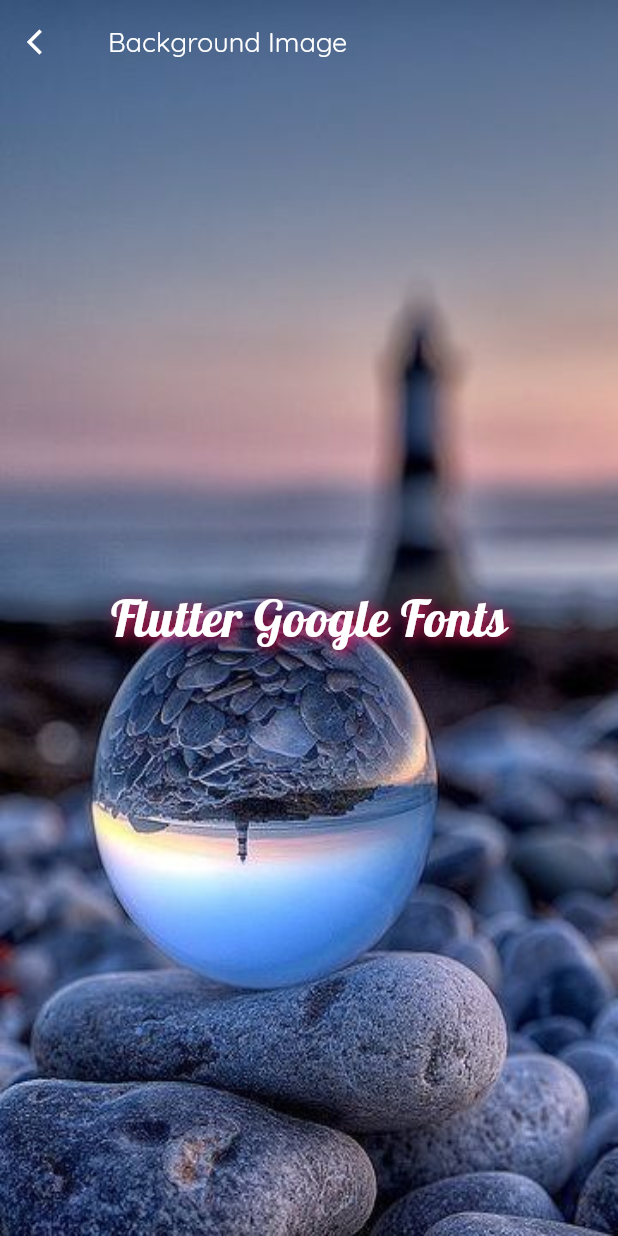
After one commit to Ibtasam-98/flutter-basic-layout, a Flutter app: the screen it shows after launch, after a tap on "Open Background Image Screen", on a phone screen of 412 x 824 dp. The commit adds this screen. Run offline on Flutter 3.47's test engine with Material 3 defaults, Android fonts, the phone set to English and light mode, and no system bars; our stand-ins replace google_fonts.

Commit message:
google fonts and background image code added

```diff
--- /dev/null
+++ b/lib/background_image_screen.dart
@@ -0,0 +1,61 @@
+import 'package:flutter/material.dart';
+import 'package:google_fonts/google_fonts.dart';
+
+class BackgroundImageScreen extends StatelessWidget {
+  const BackgroundImageScreen({super.key});
+
+  @override
+  Widget build(BuildContext context) {
+    return Scaffold(
+      extendBodyBehindAppBar: true,// Important for transparent Appbar
+      appBar: AppBar(
+        backgroundColor: Colors.transparent, // Make appbar Transparent
+        title: Text(
+          "Background Image",
+          style: GoogleFonts.quicksand(
+              color: Colors.white,
+              fontSize: 18
+          ),
+        ),
+        leading: InkWell(
+          onTap: (){
+            Navigator.pop(context);
+          },
+          child: Icon(
+            Icons.arrow_back_ios,
+            size: 20,
+            color: Colors.white,),
+        ),
+      ),
+      body: Stack(
+        children: [
+          Container(
+            decoration: BoxDecoration(
+              image: DecorationImage(
+                image: AssetImage("assets/background_image.jpg"),
+                fit: BoxFit.fill,
+              ),
+            ),
+          ),
+          // add some show to text
+          Center(
+            child: Text(
+              "Flutter Google Fonts",
+              style: GoogleFonts.lobster(
+                color: Colors.white,
+                fontSize: 34,
+                shadows: [
+                  Shadow(
+                      blurRadius: 10.0,
+                    color: Colors.pink,
+                    offset: Offset(2.0,2.0,),
+                  )
+                ]
+              ),
+            ),
+          )
+        ],
+      ),
+    );
+  }
+}
--- a/lib/navigation_screen.dart
+++ b/lib/navigation_screen.dart
@@ -1,4 +1,6 @@
+
 import 'package:flutter/material.dart';
+import 'package:layout/background_image_screen.dart' show BackgroundImageScreen;
 import 'package:layout/simple_row_column_layout_screen.dart';
 import 'package:layout/stack_expanded_flexible_layout_screen.dart';
 
@@ -38,6 +40,18 @@ class NavigationScreen extends StatelessWidget {
               },
               child: Text("Open Layout 2",style: TextStyle(color: Colors.white),),
             ),
+            ElevatedButton(
+              style: ElevatedButton.styleFrom(
+                backgroundColor: Colors.cyan,
+              ),
+              onPressed: (){
+                Navigator.push(
+                    context,
+                    MaterialPageRoute(builder: (context) => BackgroundImageScreen()));
+              },
+              child: Text("Open Background Image Screen",style: TextStyle(color: Colors.white),),
+            ),
+
           ],
         ),
       ),
--- a/pubspec.yaml
+++ b/pubspec.yaml
@@ -34,6 +34,7 @@ dependencies:
   # The following adds the Cupertino Icons font to your application.
   # Use with the CupertinoIcons class for iOS style icons.
   cupertino_icons: ^1.0.8
+  google_fonts:
 
 dev_dependencies:
   flutter_test:
@@ -58,8 +59,8 @@ flutter:
   uses-material-design: true
 
   # To add assets to your application, add an assets section, like this:
-  # assets:
-  #   - images/a_dot_burr.jpeg
+  assets:
+    - assets/
   #   - images/a_dot_ham.jpeg
 
   # An image asset can refer to one or more resolution-specific "variants", see
```
Also changed, not shown: assets/background_image.jpg (added), pubspec.lock, 7 other files. Lines whose indentation alone changed are shown as unchanged.
